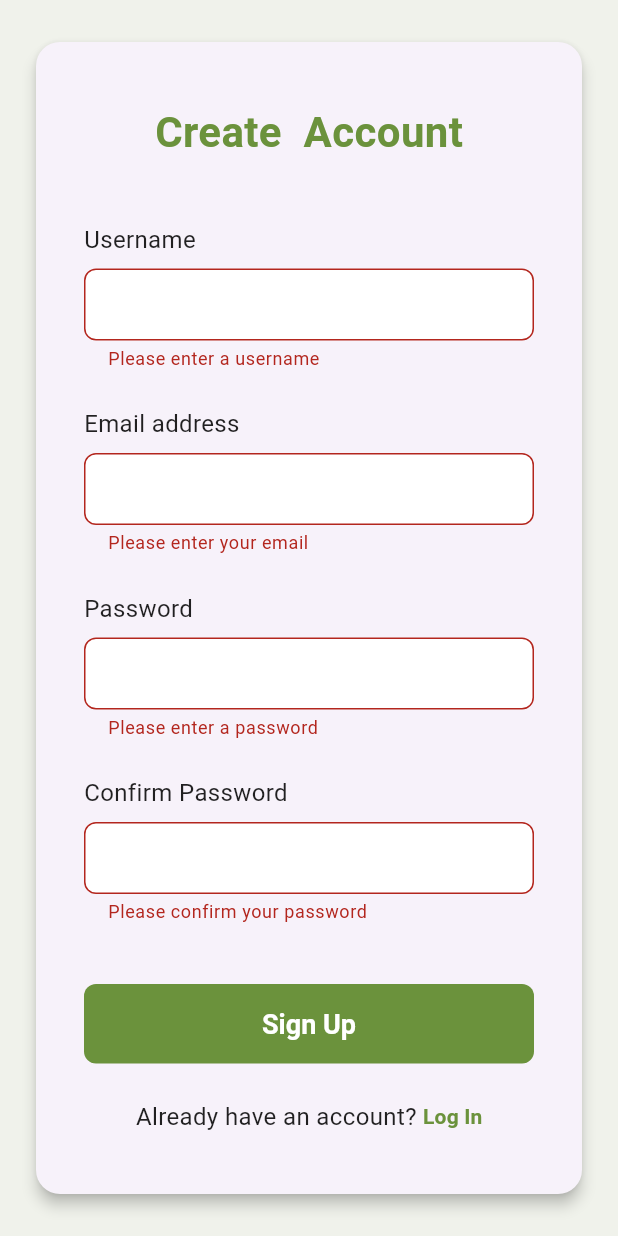
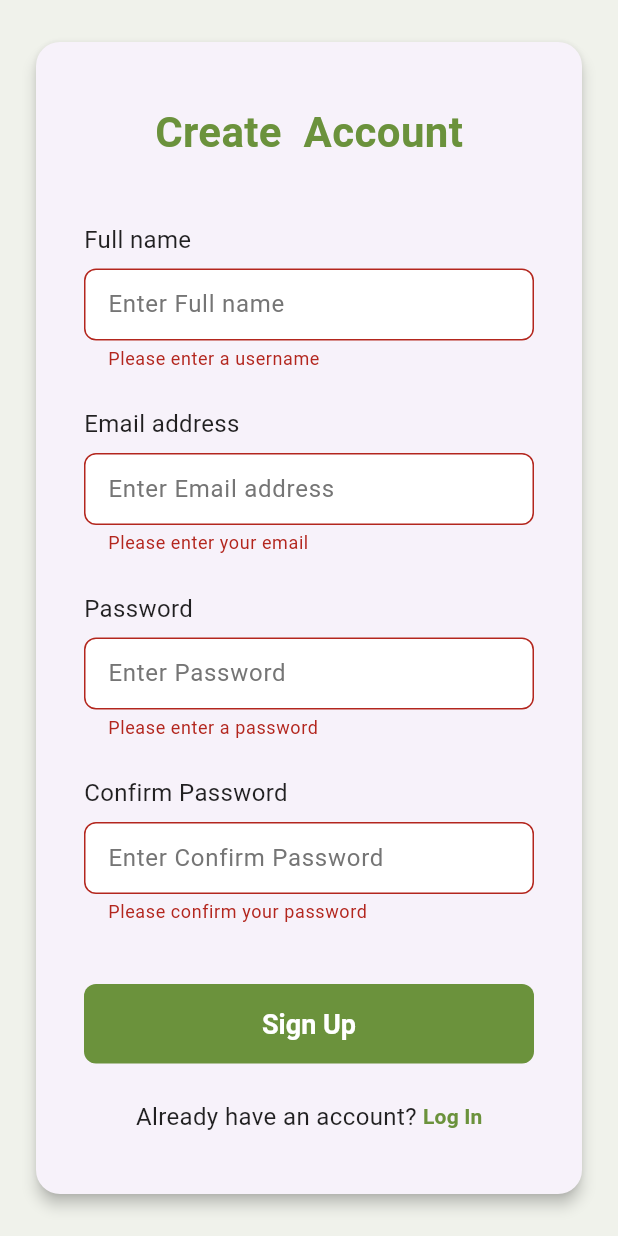
Before and after one commit to Aqilah87/RelaxRead2, a Flutter app: the CreateAccountScreen screen opened directly with empty values, after a tap on "Sign Up", on a phone screen of 412 x 824 dp. Run offline on Flutter 3.47's test engine with Material 3 defaults, Android fonts, the phone set to English and light mode, and no system bars; our stand-ins replace fl_chart, flutter_dotenv, supabase_flutter; accounts and stored records are empty.

```diff
--- a/relaxread2/lib/create_account.dart
+++ b/relaxread2/lib/create_account.dart
@@ -47,13 +47,17 @@ class _CreateAccountScreenState extends State<CreateAccountScreen> {
       _isLoading = true;
     });
 
-    try {
+      try {
+      final email = _emailController.text.trim();
+      final password = _passwordController.text.trim();
+      final fullName = _usernameController.text.trim(); // ✅ this is now the full name
+
       final response = await Supabase.instance.client.auth.signUp(
-        email: _emailController.text.trim(),
-        password: _passwordController.text.trim(),
+        email: email,
+        password: password,
         data: {
-          'username': _usernameController.text.trim(),
-          'user_type': widget.userType,
+          'full_name': fullName,               // ✅ stores full name
+          'user_type': widget.userType,        // ✅ stores user type
         },
       );
 
@@ -64,13 +68,13 @@ class _CreateAccountScreenState extends State<CreateAccountScreen> {
             content: Text('Account created! Check your email to confirm.'),
           ),
         );
-
         Navigator.pushReplacement(
           context,
           MaterialPageRoute(
             builder: (context) => LoginPage(userType: widget.userType),
           ),
         );
+
       } else {
         ScaffoldMessenger.of(context).showSnackBar(
           const SnackBar(content: Text('Sign-up failed. Please try again.')),
@@ -90,6 +94,58 @@ class _CreateAccountScreenState extends State<CreateAccountScreen> {
       });
     }
   }
+
+  Widget _buildPasswordField({ // add underscore here ✅
+    required String label,
+    required TextEditingController controller,
+    required String? Function(String?) validator,
+  }) {
+    return Column(
+      crossAxisAlignment: CrossAxisAlignment.start,
+      children: [
+        Text(label, style: const TextStyle(fontSize: 16, color: Colors.black87)),
+        const SizedBox(height: 8),
+        TextFormField(
+          controller: controller,
+          obscureText: true,
+          decoration: InputDecoration( // you may adjust as needed
+            hintText: 'Enter $label',
+            isDense: true,
+            contentPadding: const EdgeInsets.symmetric(vertical: 12.0, horizontal: 12.0),
+            border: OutlineInputBorder(borderRadius: BorderRadius.circular(8.0)),
+          ),
+          validator: validator,
+        ),
+      ],
+    );
+  }
+
+  Widget _buildTextField({
+    required String label,
+    required TextEditingController controller,
+    TextInputType keyboardType = TextInputType.text,
+    required String? Function(String?) validator,
+  }) {
+    return Column(
+      crossAxisAlignment: CrossAxisAlignment.start,
+      children: [
+        Text(label, style: const TextStyle(fontSize: 16, color: Colors.black87)),
+        const SizedBox(height: 8),
+        TextFormField(
+          controller: controller,
+          keyboardType: keyboardType,
+          decoration: InputDecoration(
+            hintText: 'Enter $label',
+            isDense: true,
+            contentPadding: const EdgeInsets.symmetric(vertical: 12.0, horizontal: 12.0),
+            border: OutlineInputBorder(borderRadius: BorderRadius.circular(8.0)),
+          ),
+          validator: validator,
+        ),
+      ],
+    );
+  }
+
 
   @override
   Widget build(BuildContext context) {
@@ -126,7 +182,7 @@ class _CreateAccountScreenState extends State<CreateAccountScreen> {
                   ),
                   const SizedBox(height: 40),
                   _buildTextField(
-                    label: 'Username',
+                    label: 'Full name',
                     controller: _usernameController,
                     validator: (value) =>
                         (value == null || value.isEmpty) ? 'Please enter a username' : null,
@@ -233,47 +289,6 @@ class _CreateAccountScreenState extends State<CreateAccountScreen> {
     );
   }
 
-  Widget _buildTextField({
-    required String label,
-    required TextEditingController controller,
-    TextInputType keyboardType = TextInputType.text,
-    required String? Function(String?) validator,
-  }) {
-    return Column(
-      crossAxisAlignment: CrossAxisAlignment.start,
-      children: [
-        Text(label, style: const TextStyle(fontSize: 16, color: Colors.black87)),
-        const SizedBox(height: 8),
-        TextFormField(
-          controller: controller,
-          keyboardType: keyboardType,
-          decoration: _inputDecoration(),
-          validator: validator,
-        ),
-      ],
-    );
-  }
-
-  Widget _buildPasswordField({
-    required String label,
-    required TextEditingController controller,
-    required String? Function(String?) validator,
-  }) {
-    return Column(
-      crossAxisAlignment: CrossAxisAlignment.start,
-      children: [
-        Text(label, style: const TextStyle(fontSize: 16, color: Colors.black87)),
-        const SizedBox(height: 8),
-        TextFormField(
-          controller: controller,
-          obscureText: true,
-          decoration: _inputDecoration(),
-          validator: validator,
-        ),
-      ],
-    );
-  }
-
   InputDecoration _inputDecoration() {
     return InputDecoration(
       isDense: true,
--- a/relaxread2/lib/login_page.dart
+++ b/relaxread2/lib/login_page.dart
@@ -30,9 +30,7 @@ class _LoginPageState extends State<LoginPage> {
   }
 
   Future<void> _handleLogin() async {
-    if (!_formKey.currentState!.validate()) {
-      return;
-    }
+    if (!_formKey.currentState!.validate()) return;
 
     setState(() {
       _isLoading = true;
@@ -58,9 +56,10 @@ class _LoginPageState extends State<LoginPage> {
         return;
       }
 
-      // Get user_type from user_metadata
       final metadata = user.userMetadata;
-      final userTypeFromMetadata = metadata?['user_type'];
+      final fullName = metadata?['full_name'] ?? 'Guest';             // ✅ Correct name
+      final userTypeFromMetadata = metadata?['user_type'];            // ✅ Correct role
+
 
       print('User metadata: $metadata');
 
@@ -82,7 +81,6 @@ class _LoginPageState extends State<LoginPage> {
         return;
       }
 
-      // Login success
       ScaffoldMessenger.of(context).showSnackBar(
         const SnackBar(content: Text('Login Successful!')),
       );
@@ -97,7 +95,7 @@ class _LoginPageState extends State<LoginPage> {
           context,
           MaterialPageRoute(
             builder: (context) => HomePage(
-              userName: user.email ?? 'User',
+              userName: fullName,                     // ✅ pass name properly
               userEmail: user.email ?? '',
             ),
           ),
@@ -117,6 +115,7 @@ class _LoginPageState extends State<LoginPage> {
       });
     }
   }
+
 
   @override
   Widget build(BuildContext context) {
```
